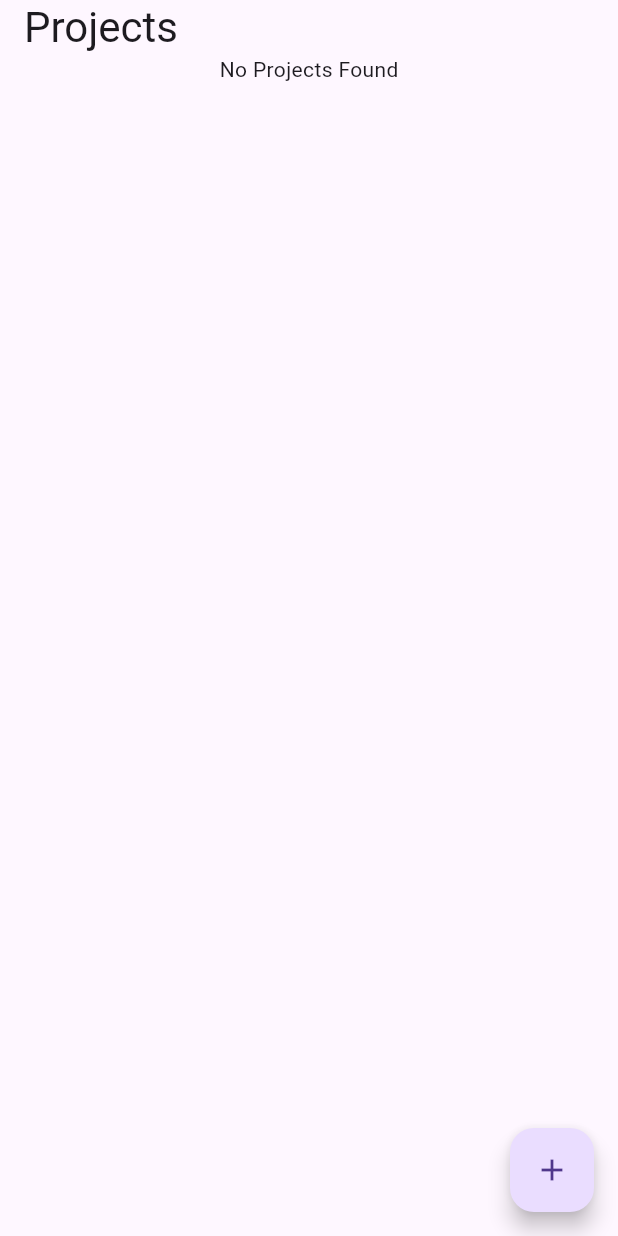
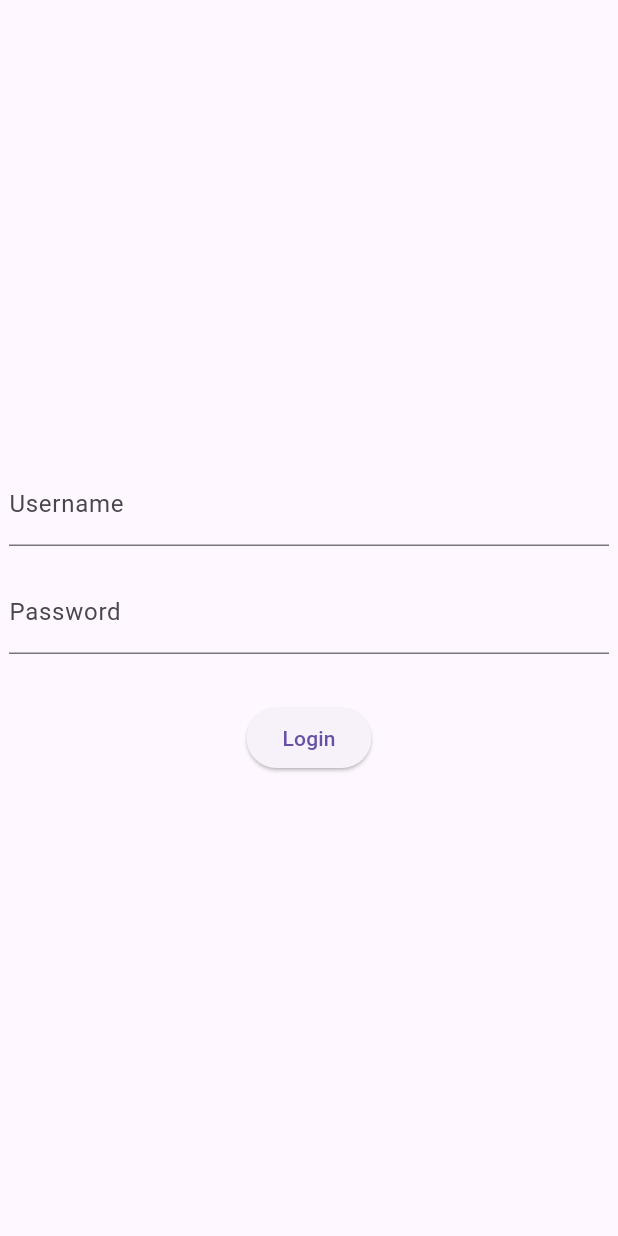
Before and after one commit to Glootea/building_defect_control, a Flutter app: the screen it shows after launch, on a phone screen of 412 x 824 dp. Run offline on Flutter 3.47's test engine with Material 3 defaults, Android fonts, the phone set to English and light mode, and no system bars; our stand-ins replace dio, flutter_hooks, flutter_secure_storage, freezed_annotation, go_router, hooks_riverpod and 1 more; generated files the repository leaves out were written again.

Commit message:
Add auth

```diff
--- a/lib/domain/defect_details.dart
+++ b/lib/domain/defect_details.dart
@@ -1,18 +1,18 @@
-import 'package:control/data/idata_provider.dart';
+import 'package:control/di/di.dart';
 import 'package:control/models/models.dart';
 import 'package:riverpod_annotation/riverpod_annotation.dart';
 part 'defect_details.g.dart';
 
 @riverpod
 class DefectDetails extends _$DefectDetails {
+  late final dataProvider = ref.read(dataProviderProvider);
+
   @override
   Future<Defect> build(String defectId) async {
-    final dataProvider = ref.read(dataProviderProvider);
     return dataProvider.getDefect(defectId);
   }
 
   Future<void> saveDefectName(String defectId, String newName) async {
-    final dataProvider = ref.read(dataProviderProvider);
     final newDefect = state.requireValue.copyWith(name: newName);
 
     await dataProvider.updateDefect(newDefect);
--- a/lib/domain/project_details.dart
+++ b/lib/domain/project_details.dart
@@ -1,19 +1,19 @@
-import 'package:control/data/idata_provider.dart';
+import 'package:control/di/di.dart';
 import 'package:control/models/models.dart';
 import 'package:riverpod_annotation/riverpod_annotation.dart';
 part 'project_details.g.dart';
 
 @riverpod
 class ProjectDetails extends _$ProjectDetails {
+  late final dataProvider = ref.read(dataProviderProvider);
+
   @override
   Future<Project> build(String projectId) async {
-    final dataProvider = ref.read(dataProviderProvider);
     final project = await dataProvider.getProject(projectId);
     return project;
   }
 
   Future<void> saveProjectName(String projectId, String newName) async {
-    final dataProvider = ref.read(dataProviderProvider);
     final newProject = state.requireValue.copyWith(name: newName);
 
     await dataProvider.updateProject(newProject);
--- a/lib/main.dart
+++ b/lib/main.dart
@@ -1,4 +1,4 @@
-import 'package:control/data/idata_provider.dart';
+import 'package:control/di/di.dart';
 import 'package:control/navigation/navigation.dart';
 import 'package:flutter/material.dart';
 import 'package:flutter_web_plugins/url_strategy.dart';
@@ -23,9 +23,11 @@ class ControlApp extends StatelessWidget {
     return ProviderScope(
       overrides: isTesting
           ? [
-              uuidProvider.overrideWith((ref) => ref.read(testingUuidProvider)),
               dataProviderProvider.overrideWith(
                 (ref) => ref.read(testingDataProviderProvider),
+              ),
+              authServiceProvider.overrideWith(
+                (ref) => ref.read(testingAuthServiceProvider),
               ),
             ]
           : [],
--- /dev/null
+++ b/lib/screens/auth_screen.dart
@@ -0,0 +1,97 @@
+import 'package:control/domain/user.dart';
+import 'package:control/navigation/navigation.dart';
+import 'package:flutter/material.dart';
+import 'package:flutter_hooks/flutter_hooks.dart';
+import 'package:hooks_riverpod/hooks_riverpod.dart';
+
+class AuthScreen extends StatefulHookConsumerWidget {
+  const AuthScreen({super.key});
+
+  @override
+  ConsumerState<AuthScreen> createState() => _AuthScreenState();
+}
+
+class _AuthScreenState extends ConsumerState<AuthScreen> {
+  final _formKey = GlobalKey<FormState>();
+  @override
+  Widget build(BuildContext context) {
+    final loginTextController = useTextEditingController();
+    final passwordTextController = useTextEditingController();
+    final state = ref.watch(userProvider);
+
+    state.whenData(
+      // TODO: move to guard/middleware/listener
+      (userData) => (userData != null)
+          ? WidgetsBinding.instance.addPostFrameCallback(
+              (_) => ProjectsListRoute().go(context),
+            )
+          : null,
+    );
+
+    return Scaffold(
+      body: Center(
+        child: ConstrainedBox(
+          constraints: const BoxConstraints(maxWidth: 400),
+          child: (state.isLoading)
+              ? const CircularProgressIndicator()
+              : Form(
+                  key: _formKey,
+                  child: AutofillGroup(
+                    child: Column(
+                      mainAxisAlignment: MainAxisAlignment.center,
+                      children: [
+                        if (state.hasError) ...[
+                          Text(
+                            state.error.toString(),
+                            style: const TextStyle(color: Colors.red),
+                          ),
+                          const SizedBox(height: 16),
+                        ],
+
+                        TextFormField(
+                          controller: loginTextController,
+                          decoration: const InputDecoration(
+                            labelText: 'Username',
+                          ),
+                          autofillHints: [AutofillHints.username],
+                          validator: (value) => value == null || value.isEmpty
+                              ? 'Please enter your username'
+                              : null,
+                        ),
+                        const SizedBox(height: 16),
+                        TextFormField(
+                          controller: passwordTextController,
+                          decoration: const InputDecoration(
+                            labelText: 'Password',
+                          ),
+                          autofillHints: [AutofillHints.password],
+                          obscureText: true,
+                          validator: (value) => value == null || value.isEmpty
+                              ? 'Please enter your password'
+                              : null,
+                        ),
+                        const SizedBox(height: 32),
+                        ElevatedButton(
+                          onPressed: () async {
+                            if (_formKey.currentState?.validate() != true) {
+                              return;
+                            }
+
+                            ref
+                                .read(userProvider.notifier)
+                                .login(
+                                  loginTextController.text,
+                                  passwordTextController.text,
+                                );
+                          },
+                          child: const Text('Login'),
+                        ),
+                      ],
+                    ),
+                  ),
+                ),
+        ),
+      ),
+    );
+  }
+}
--- a/lib/screens/defect_details_screen.dart
+++ b/lib/screens/defect_details_screen.dart
@@ -26,7 +26,6 @@ class DefectDetailsScreen extends HookConsumerWidget {
 
     final controller = useTextEditingController(text: defectName);
 
-    final defectDetails = ref.watch(defectDetailsProvider(defectId));
     return Scaffold(
       appBar: AppBar(
         title: Hero(
@@ -35,7 +34,7 @@ class DefectDetailsScreen extends HookConsumerWidget {
             type: MaterialType.transparency,
             child: TextField(
               controller: controller,
-              decoration: objectNameTextFieldDecoration(),
+              decoration: objectNameTextFieldDecoration,
               onSubmitted: onDefectNameSubmitted,
               onTapOutside: (_) {
                 onDefectNameSubmitted(controller.text);
--- a/lib/screens/project_details_screen.dart
+++ b/lib/screens/project_details_screen.dart
@@ -25,9 +25,6 @@ class ProjectDetailsScreen extends HookConsumerWidget {
           .saveProjectName(projectId, value);
     }
 
-    print(
-      'Building ProjectDetailsScreen for projectId: $projectId, projectName: $projectName',
-    );
     final project = ref.watch(projectDetailsProvider(projectId));
     final controller = useTextEditingController(text: projectName);
 
@@ -39,7 +36,7 @@ class ProjectDetailsScreen extends HookConsumerWidget {
             type: MaterialType.transparency,
             child: TextField(
               controller: controller,
-              decoration: objectNameTextFieldDecoration(),
+              decoration: objectNameTextFieldDecoration,
               onSubmitted: onProjectNameSubmitted,
               onTapOutside: (_) {
                 onProjectNameSubmitted(controller.text);
--- a/lib/widgets/object_name_textfield_decoration.dart
+++ b/lib/widgets/object_name_textfield_decoration.dart
@@ -1,6 +1,6 @@
 import 'package:flutter/material.dart';
 
-InputDecoration objectNameTextFieldDecoration() {
+InputDecoration get objectNameTextFieldDecoration {
   return InputDecoration(
     fillColor: Colors.transparent,
     filled: true,
--- a/pubspec.yaml
+++ b/pubspec.yaml
@@ -26,6 +26,7 @@ dependencies:
   riverpod_annotation: ^3.0.0
   flutter_hooks:
   uuid: ^4.5.1
+  json_annotation: ^4.9.0
 
 dev_dependencies:
   flutter_test:
```
Also changed, not shown: build.yaml (added, +20 -0 lines), lib/data/idata_provider.dart (+0 -28 lines), lib/di/di.dart (added, +47 -0 lines), lib/domain/projects.dart (+3 -4 lines), lib/domain/user.dart (added, +115 -0 lines), lib/models/models.dart (+0 -20 lines), lib/models/user.dart (added, +104 -0 lines), lib/navigation/navigation.dart (+13 -1 lines), lib/screens/project_screen.dart (+16 -4 lines), lib/di/di.g.dart, lib/domain/defect_details.g.dart, lib/domain/project_details.g.dart, lib/domain/projects.g.dart, lib/domain/user.g.dart (added), 6 more files.
